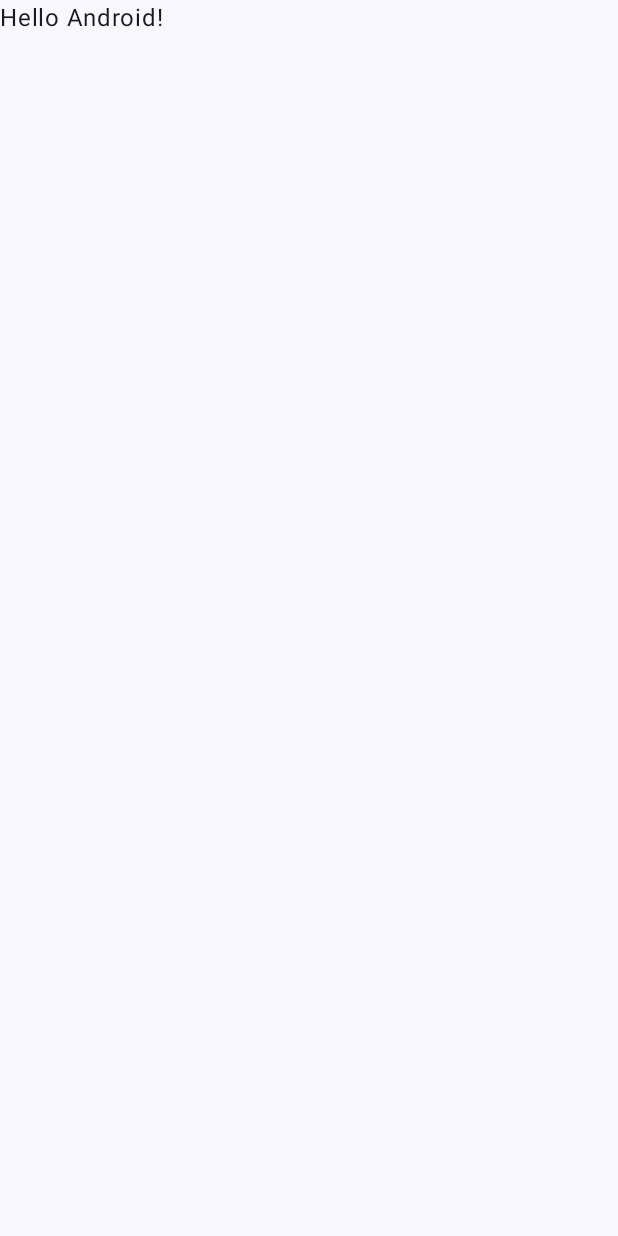
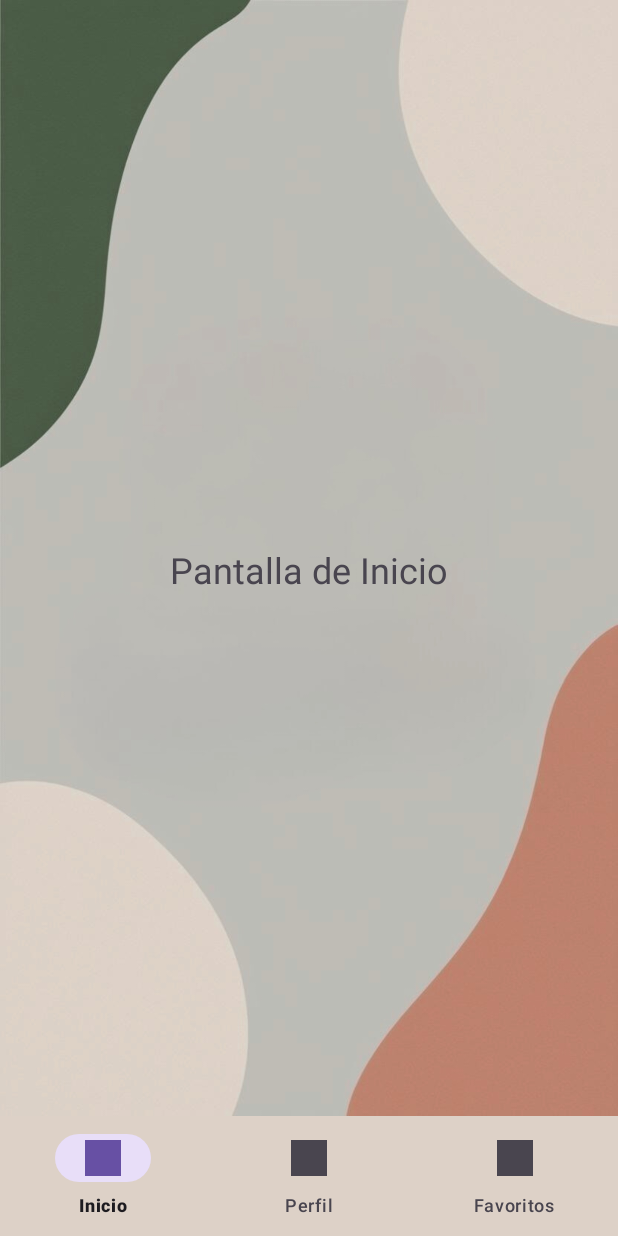
Before and after one commit to maxiteyo/TecnologiasMoviles-Manos-Locales, an Android app built with Jetpack Compose: the MainActivity screen opened directly, with no data from a screen before it, on a phone screen of 412 x 824 dp. Before the commit the screen is almost empty. Run offline under Robolectric (Android 15) with nearby library versions, the phone set to English and light mode, and no system bars; our stand-ins replace navigation-ui.

Commit message:
fragments y navigation

```diff
--- a/app/build.gradle.kts
+++ b/app/build.gradle.kts
@@ -36,8 +36,12 @@ android {
     }
     buildFeatures {
         compose = true
-        viewBinding = true
     }
+
+    viewBinding {
+        enable = true
+    }
+
 }
 
 dependencies {
--- /dev/null
+++ b/app/src/main/java/com/example/manoslocales/HomeFragment.kt
@@ -0,0 +1,21 @@
+package com.example.manoslocales
+
+import android.os.Bundle
+import androidx.fragment.app.Fragment
+import android.view.LayoutInflater
+import android.view.View
+import android.view.ViewGroup
+
+class HomeFragment : Fragment() {
+
+    // Este método crea la vista del Fragment
+    override fun onCreateView(
+        inflater: LayoutInflater,
+        container: ViewGroup?,
+        savedInstanceState: Bundle?
+    ): View? {
+        // Inflamos (cargamos) el layout XML
+        return inflater.inflate(R.layout.fragment_home, container, false)
+    }
+
+}
--- a/app/src/main/java/com/example/manoslocales/MainActivity.kt
+++ b/app/src/main/java/com/example/manoslocales/MainActivity.kt
@@ -4,6 +4,7 @@ import android.os.Bundle
 import androidx.activity.ComponentActivity
 import androidx.activity.compose.setContent
 import androidx.activity.enableEdgeToEdge
+import androidx.appcompat.app.AppCompatActivity
 import androidx.compose.foundation.layout.fillMaxSize
 import androidx.compose.foundation.layout.padding
 import androidx.compose.material3.Scaffold
@@ -11,37 +12,21 @@ import androidx.compose.material3.Text
 import androidx.compose.runtime.Composable
 import androidx.compose.ui.Modifier
 import androidx.compose.ui.tooling.preview.Preview
+import androidx.navigation.fragment.findNavController
+import androidx.navigation.ui.setupWithNavController
 import com.example.manoslocales.ui.theme.ManosLocalesTheme
+import com.google.android.material.bottomnavigation.BottomNavigationView
 
-class MainActivity : ComponentActivity () {
+class MainActivity : AppCompatActivity () {
     override fun onCreate(savedInstanceState: Bundle?) {
         super.onCreate(savedInstanceState)
         enableEdgeToEdge()
-        setContent {
-            ManosLocalesTheme {
-                Scaffold(modifier = Modifier.fillMaxSize()) { innerPadding ->
-                    Greeting(
-                        name = "Android",
-                        modifier = Modifier.padding(innerPadding)
-                    )
-                }
-            }
-        }
+        setContentView(R.layout.activity_main)
+
+        val navHostFragment = supportFragmentManager.findFragmentById(R.id.nav_host_fragment)
+        val navController = navHostFragment?.findNavController()
+
+        val bottomNav = findViewById<BottomNavigationView>(R.id.bottom_navigation)
+        navController?.let { bottomNav.setupWithNavController(it) }
     }
 }
-
-@Composable
-fun Greeting(name: String, modifier: Modifier = Modifier) {
-    Text(
-        text = "Hello $name!",
-        modifier = modifier
-    )
-}
-
-@Preview(showBackground = true)
-@Composable
-fun GreetingPreview() {
-    ManosLocalesTheme {
-        Greeting("Android")
-    }
-}
--- /dev/null
+++ b/app/src/main/res/layout/activity_main.xml
@@ -0,0 +1,35 @@
+<?xml version="1.0" encoding="utf-8"?>
+<androidx.constraintlayout.widget.ConstraintLayout xmlns:android="http://schemas.android.com/apk/res/android"
+    android:layout_width="match_parent"
+    android:layout_height="match_parent"
+    xmlns:app="http://schemas.android.com/apk/res-auto">
+
+
+    <!-- Contenedor del Navigation -->
+    <fragment
+        android:id="@+id/nav_host_fragment"
+        android:name="androidx.navigation.fragment.NavHostFragment"
+        android:layout_width="0dp"
+        android:layout_height="0dp"
+        app:navGraph="@navigation/nav_graph"
+        app:defaultNavHost="true"
+        app:layout_constraintTop_toTopOf="parent"
+        app:layout_constraintBottom_toTopOf="@id/bottom_navigation"
+        app:layout_constraintStart_toStartOf="parent"
+        app:layout_constraintEnd_toEndOf="parent"
+        />
+
+    <!-- Menú inferior -->
+    <com.google.android.material.bottomnavigation.BottomNavigationView
+        android:id="@+id/bottom_navigation"
+        app:backgroundTint="@color/blancocrema"
+        android:layout_width="0dp"
+        android:layout_height="wrap_content"
+        android:background="?android:attr/windowBackground"
+        app:menu="@menu/bottom_nav_menu"
+        app:itemIconTint="@null"
+        app:layout_constraintBottom_toBottomOf="parent"
+        app:layout_constraintStart_toStartOf="parent"
+        app:layout_constraintEnd_toEndOf="parent" />
+
+</androidx.constraintlayout.widget.ConstraintLayout>
--- /dev/null
+++ b/app/src/main/res/layout/fragment_home.xml
@@ -0,0 +1,17 @@
+<?xml version="1.0" encoding="utf-8"?>
+<LinearLayout
+    xmlns:android="http://schemas.android.com/apk/res/android"
+    android:orientation="vertical"
+    android:gravity="center"
+    android:layout_width="match_parent"
+    android:layout_height="match_parent"
+    android:background="@drawable/fondo">
+
+    <TextView
+        android:id="@+id/text_home"
+        android:text="Pantalla de Inicio"
+        android:textSize="24sp"
+        android:layout_marginTop="16dp"
+        android:layout_width="wrap_content"
+        android:layout_height="wrap_content" />
+</LinearLayout>
--- /dev/null
+++ b/app/src/main/res/menu/bottom_nav_menu.xml
@@ -0,0 +1,17 @@
+<?xml version="1.0" encoding="utf-8"?>
+<menu xmlns:android="http://schemas.android.com/apk/res/android">
+
+    <item
+        android:id="@+id/homeFragment"
+        android:icon="@drawable/logohome"
+        android:title="Inicio" />
+    <item
+        android:id="@+id/profileFragment"
+        android:icon="@drawable/logoprofile"
+        android:title="Perfil" />
+    <item
+        android:id="@+id/favoritesFragment"
+        android:icon="@drawable/logoestrella"
+        android:title="Favoritos" />
+
+</menu>
--- /dev/null
+++ b/app/src/main/res/navigation/nav_graph.xml
@@ -0,0 +1,43 @@
+<?xml version="1.0" encoding="utf-8"?>
+<navigation xmlns:android="http://schemas.android.com/apk/res/android"
+    xmlns:app="http://schemas.android.com/apk/res-auto"
+    android:id="@+id/nav_graph"
+    app:startDestination="@id/homeFragment">
+
+    <fragment
+        android:id="@+id/homeFragment"
+        android:name="com.example.manoslocales.HomeFragment"
+        android:label="Inicio" >
+        <action
+            android:id="@+id/action_homeFragment_to_profileFragment"
+            app:destination="@id/profileFragment" />
+        <action
+            android:id="@+id/action_homeFragment_to_favoritesFragment"
+            app:destination="@id/favoritesFragment" />
+    </fragment>
+
+    <fragment
+        android:id="@+id/profileFragment"
+        android:name="com.example.manoslocales.ProfileFragment"
+        android:label="Perfil" >
+        <action
+            android:id="@+id/action_profileFragment_to_homeFragment"
+            app:destination="@id/homeFragment" />
+        <action
+            android:id="@+id/action_profileFragment_to_favoritesFragment"
+            app:destination="@id/favoritesFragment" />
+    </fragment>
+
+    <fragment
+        android:id="@+id/favoritesFragment"
+        android:name="com.example.manoslocales.FavoritesFragment"
+        android:label="Favoritos" >
+        <action
+            android:id="@+id/action_favoritesFragment_to_profileFragment"
+            app:destination="@id/profileFragment" />
+        <action
+            android:id="@+id/action_favoritesFragment_to_homeFragment"
+            app:destination="@id/homeFragment" />
+    </fragment>
+
+</navigation>
```
Also changed, not shown: app/src/main/java/com/example/manoslocales/FavoritesFragment.kt (added, +21 -0 lines), app/src/main/java/com/example/manoslocales/LoginActivity.kt (+17 -1 lines), app/src/main/java/com/example/manoslocales/ProfileFragment.kt (added, +22 -0 lines), app/src/main/res/layout/activity_login.xml (+18 -17 lines), app/src/main/res/layout/fragment_favorites.xml (added, +17 -0 lines), app/src/main/res/layout/fragment_profile.xml (added, +17 -0 lines), app/src/main/res/values/strings.xml (+8 -37 lines), app/src/main/res/drawable/logoestrella.png (added), app/src/main/res/drawable/logohome.jpg (added), app/src/main/res/drawable/logoprofile.png (added), 1 other file.
